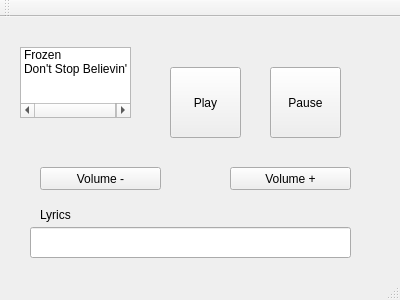
Above: GUI/QTgui/mainwindow.ui from ebradley6/Senior-Project before the change. Below: the same form after it.
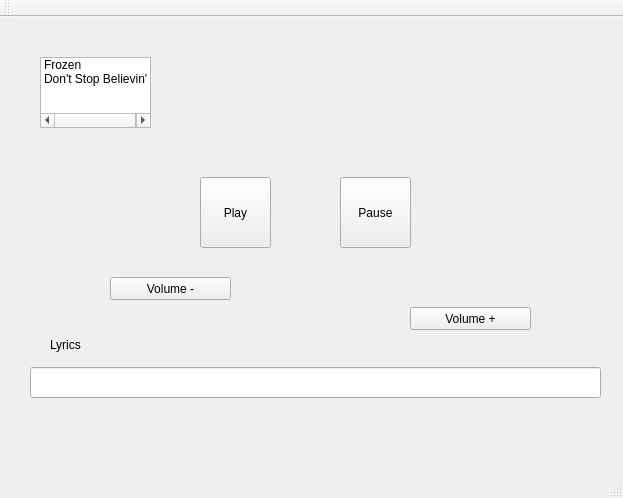
That is the form after the change.

```diff
--- a/GUI/QTgui/mainwindow.ui
+++ b/GUI/QTgui/mainwindow.ui
@@ -6,8 +6,8 @@
    <rect>
     <x>0</x>
     <y>0</y>
-    <width>400</width>
-    <height>300</height>
+    <width>623</width>
+    <height>498</height>
    </rect>
   </property>
   <property name="windowTitle">
@@ -17,8 +17,8 @@
    <widget class="QListWidget" name="listWidget">
     <property name="geometry">
      <rect>
-      <x>20</x>
-      <y>30</y>
+      <x>40</x>
+      <y>40</y>
       <width>111</width>
       <height>71</height>
      </rect>
@@ -37,8 +37,8 @@
    <widget class="QPushButton" name="pushButton_1">
     <property name="geometry">
      <rect>
-      <x>270</x>
-      <y>50</y>
+      <x>340</x>
+      <y>160</y>
       <width>71</width>
       <height>71</height>
      </rect>
@@ -50,8 +50,8 @@
    <widget class="QPushButton" name="pushButton_2">
     <property name="geometry">
      <rect>
-      <x>170</x>
-      <y>50</y>
+      <x>200</x>
+      <y>160</y>
       <width>71</width>
       <height>71</height>
      </rect>
@@ -63,8 +63,8 @@
    <widget class="QPushButton" name="pushButton_3">
     <property name="geometry">
      <rect>
-      <x>40</x>
-      <y>150</y>
+      <x>110</x>
+      <y>260</y>
       <width>121</width>
       <height>23</height>
      </rect>
@@ -76,8 +76,8 @@
    <widget class="QPushButton" name="pushButton_4">
     <property name="geometry">
      <rect>
-      <x>230</x>
-      <y>150</y>
+      <x>410</x>
+      <y>290</y>
       <width>121</width>
       <height>23</height>
      </rect>
@@ -90,8 +90,8 @@
     <property name="geometry">
      <rect>
       <x>30</x>
-      <y>210</y>
-      <width>321</width>
+      <y>350</y>
+      <width>571</width>
       <height>31</height>
      </rect>
     </property>
@@ -99,8 +99,8 @@
    <widget class="QLabel" name="label">
     <property name="geometry">
      <rect>
-      <x>40</x>
-      <y>190</y>
+      <x>50</x>
+      <y>320</y>
       <width>57</width>
       <height>15</height>
      </rect>
```
Left out of the diff: 2 changed lines with no effect on the pictures.
